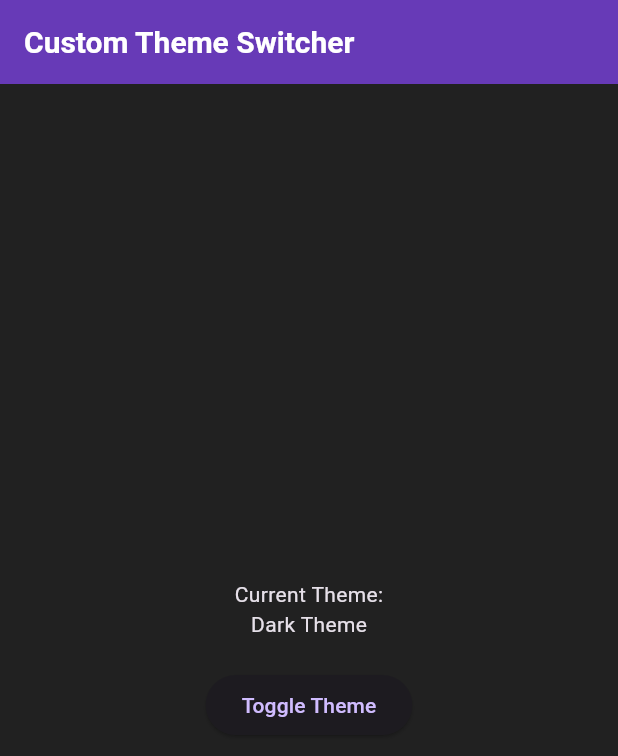
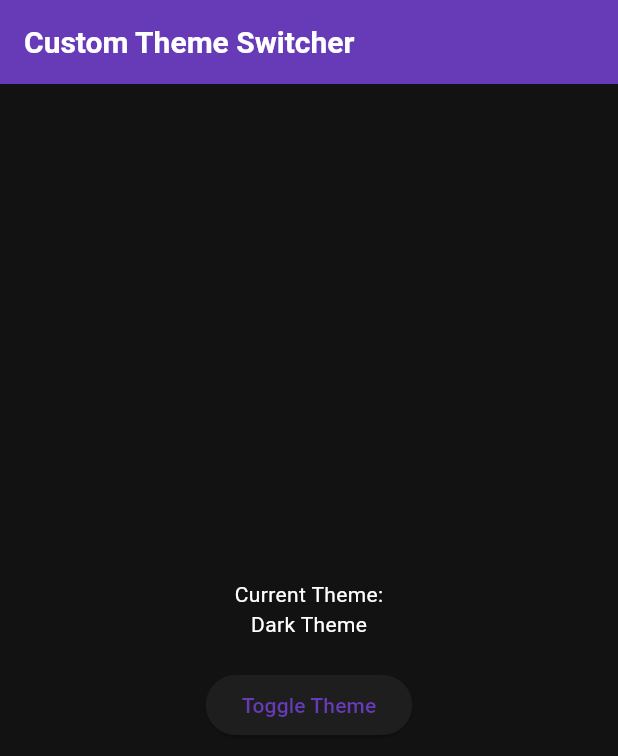
Before and after one commit to ChanPenhYorn/mvvm_getx, a Flutter app: the screen it shows after launch, after a tap on "Toggle Theme", on a phone screen of 412 x 824 dp. Shown: the top 756 px of the screen. Run offline on Flutter 3.47's test engine with Material 3 defaults, Android fonts, the light colour scheme and no system bars; our stand-ins replace get, shared_preferences.

Commit message:
add color class for theme

```diff
--- a/lib/src/utils/app_theme.dart
+++ b/lib/src/utils/app_theme.dart
@@ -1,37 +1,90 @@
 import 'package:flutter/material.dart';
+import 'app_colors.dart'; // Import your AppColors class
 
 class AppThemes {
   // Define a custom light theme.
   static ThemeData lightTheme = ThemeData(
     brightness: Brightness.light,
-    primaryColor: Colors.blue,
-    scaffoldBackgroundColor: Colors.white,
-    textTheme: TextTheme(
-      displayLarge: TextStyle(
-          fontSize: 72.0, fontWeight: FontWeight.bold, color: Colors.black),
-      bodyLarge: TextStyle(fontSize: 16.0, color: Colors.black87),
-    ),
+    colorScheme: _lightColorScheme, // Use the light color scheme
+    scaffoldBackgroundColor: AppColors.backgroundLight,
+    textTheme: _getTextTheme(false),
     appBarTheme: AppBarTheme(
-      backgroundColor: Colors.blue,
+      backgroundColor: AppColors.primaryLight,
       titleTextStyle: TextStyle(
-          color: Colors.white, fontSize: 20, fontWeight: FontWeight.bold),
+          color: AppColors.onPrimaryLight,
+          fontSize: 20,
+          fontWeight: FontWeight.bold),
     ),
   );
 
   // Define a custom dark theme.
   static ThemeData darkTheme = ThemeData(
     brightness: Brightness.dark,
-    primaryColor: Colors.deepPurple,
-    scaffoldBackgroundColor: Colors.grey[900],
-    textTheme: TextTheme(
-      displayLarge: TextStyle(
-          fontSize: 72.0, fontWeight: FontWeight.bold, color: Colors.white),
-      bodyLarge: TextStyle(fontSize: 16.0, color: Colors.white70),
-    ),
+    colorScheme: _darkColorScheme, // Use the dark color scheme
+    scaffoldBackgroundColor: AppColors.backgroundDark,
+    textTheme: _getTextTheme(true),
     appBarTheme: AppBarTheme(
-      backgroundColor: Colors.deepPurple,
+      backgroundColor: AppColors.primaryDark,
       titleTextStyle: TextStyle(
-          color: Colors.white, fontSize: 20, fontWeight: FontWeight.bold),
+          color: AppColors.onPrimaryDark,
+          fontSize: 20,
+          fontWeight: FontWeight.bold),
     ),
   );
+
+  // Define the ColorScheme for the light theme.
+  static const ColorScheme _lightColorScheme = ColorScheme(
+    brightness: Brightness.light,
+    primary: AppColors.primaryLight,
+    onPrimary: AppColors.onPrimaryLight,
+    secondary: AppColors.secondaryLight,
+    onSecondary: AppColors.onPrimaryLight,
+    error: AppColors.errorLight,
+    onError: AppColors.onErrorLight,
+    // ignore: deprecated_member_use
+    background: AppColors.backgroundLight,
+    // ignore: deprecated_member_use
+    onBackground: AppColors.onBackgroundLight,
+    surface: AppColors.surfaceLight,
+    onSurface: AppColors.onSurfaceLight,
+  );
+
+  // Define the ColorScheme for the dark theme.
+  static const ColorScheme _darkColorScheme = ColorScheme(
+    brightness: Brightness.dark,
+    primary: AppColors.primaryDark,
+    onPrimary: AppColors.onPrimaryDark,
+    secondary: AppColors.secondaryDark,
+    onSecondary: AppColors.onPrimaryDark,
+    error: AppColors.errorDark,
+    onError: AppColors.onErrorDark,
+    // ignore: deprecated_member_use
+    background: AppColors.backgroundDark,
+    // ignore: deprecated_member_use
+    onBackground: AppColors.onBackgroundDark,
+    surface: AppColors.surfaceDark,
+    onSurface: AppColors.onSurfaceDark,
+  );
+
+  static TextTheme _getTextTheme(bool isDark) {
+    double fontSize = 16;
+    final color = isDark ? AppColors.onSurfaceDark : AppColors.onSurfaceLight;
+    return TextTheme(
+      displayLarge: TextStyle(fontSize: fontSize + 41, color: color),
+      displayMedium: TextStyle(fontSize: fontSize + 29, color: color),
+      displaySmall: TextStyle(fontSize: fontSize + 20, color: color),
+      headlineLarge: TextStyle(fontSize: fontSize + 16, color: color),
+      headlineMedium: TextStyle(fontSize: fontSize + 12, color: color),
+      headlineSmall: TextStyle(fontSize: fontSize + 8, color: color),
+      titleLarge: TextStyle(fontSize: fontSize + 6, color: color),
+      titleMedium: TextStyle(fontSize: fontSize, color: color),
+      titleSmall: TextStyle(fontSize: fontSize - 2, color: color),
+      bodyLarge: TextStyle(fontSize: fontSize, color: color),
+      bodyMedium: TextStyle(fontSize: fontSize - 2, color: color),
+      bodySmall: TextStyle(fontSize: fontSize - 4, color: color),
+      labelLarge: TextStyle(fontSize: fontSize - 2, color: color),
+      labelMedium: TextStyle(fontSize: fontSize - 4, color: color),
+      labelSmall: TextStyle(fontSize: fontSize - 5, color: color),
+    );
+  }
 }
```
Also changed, not shown: lib/src/utils/app_colors.dart (added, +36 -0 lines).
